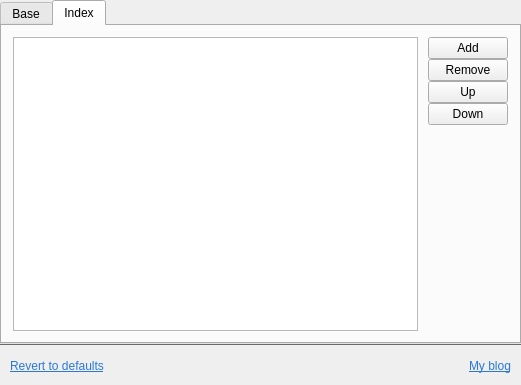
tujiaw/Acc, file src/view/SettingWidget.ui: the form before one commit.
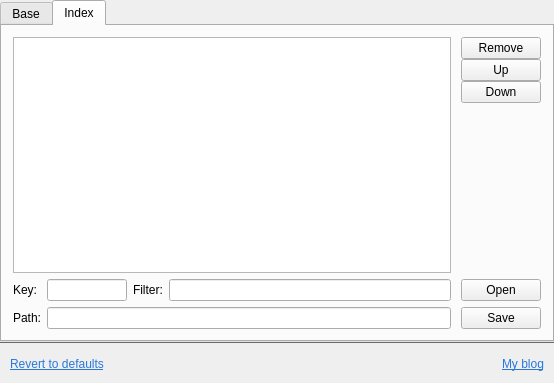
The form after the commit. The open tabs and pages were chosen to show the change.

The edit to the form file:
```diff
--- a/src/view/SettingWidget.ui
+++ b/src/view/SettingWidget.ui
@@ -6,8 +6,8 @@
    <rect>
     <x>0</x>
     <y>0</y>
-    <width>521</width>
-    <height>385</height>
+    <width>554</width>
+    <height>383</height>
    </rect>
   </property>
   <property name="minimumSize">
@@ -373,27 +373,14 @@
         <attribute name="title">
          <string>Index</string>
         </attribute>
-        <layout class="QVBoxLayout" name="verticalLayout_6">
+        <layout class="QVBoxLayout" name="verticalLayout_7">
          <item>
           <layout class="QHBoxLayout" name="horizontalLayout_2">
            <property name="spacing">
             <number>0</number>
            </property>
            <item>
-            <widget class="QListWidget" name="indexListWidget">
-             <property name="autoScrollMargin">
-              <number>0</number>
-             </property>
-             <property name="editTriggers">
-              <set>QAbstractItemView::NoEditTriggers</set>
-             </property>
-             <property name="selectionBehavior">
-              <enum>QAbstractItemView::SelectRows</enum>
-             </property>
-             <property name="resizeMode">
-              <enum>QListView::Fixed</enum>
-             </property>
-            </widget>
+            <widget class="QTableWidget" name="indexTableWidget"/>
            </item>
            <item>
             <layout class="QVBoxLayout" name="verticalLayout_5">
@@ -403,13 +390,6 @@
              <property name="leftMargin">
               <number>10</number>
              </property>
-             <item>
-              <widget class="QPushButton" name="pbIndexAdd">
-               <property name="text">
-                <string>Add</string>
-               </property>
-              </widget>
-             </item>
              <item>
               <widget class="QPushButton" name="pbIndexRemove">
                <property name="text">
@@ -448,6 +428,94 @@
            </item>
           </layout>
          </item>
+         <item>
+          <widget class="QWidget" name="widget_3" native="true">
+           <layout class="QHBoxLayout" name="horizontalLayout_14">
+            <property name="spacing">
+             <number>10</number>
+            </property>
+            <property name="leftMargin">
+             <number>0</number>
+            </property>
+            <property name="topMargin">
+             <number>0</number>
+            </property>
+            <property name="rightMargin">
+             <number>0</number>
+            </property>
+            <property name="bottomMargin">
+             <number>0</number>
+            </property>
+            <item>
+             <layout class="QVBoxLayout" name="verticalLayout_6">
+              <item>
+               <layout class="QHBoxLayout" name="horizontalLayout_6">
+                <item>
+                 <widget class="QLabel" name="label_2">
+                  <property name="text">
+                   <string>Key: </string>
+                  </property>
+                 </widget>
+                </item>
+                <item>
+                 <widget class="QLineEdit" name="indexKey">
+                  <property name="maximumSize">
+                   <size>
+                    <width>80</width>
+                    <height>16777215</height>
+                   </size>
+                  </property>
+                 </widget>
+                </item>
+                <item>
+                 <widget class="QLabel" name="label_4">
+                  <property name="text">
+                   <string>Filter:</string>
+                  </property>
+                 </widget>
+                </item>
+                <item>
+                 <widget class="QLineEdit" name="indexFilter"/>
+                </item>
+               </layout>
+              </item>
+              <item>
+               <layout class="QHBoxLayout" name="horizontalLayout_11">
+                <item>
+                 <widget class="QLabel" name="label_3">
+                  <property name="text">
+                   <string>Path:</string>
+                  </property>
+                 </widget>
+                </item>
+                <item>
+                 <widget class="QLineEdit" name="indexPath"/>
+                </item>
+               </layout>
+              </item>
+             </layout>
+            </item>
+            <item>
+             <layout class="QVBoxLayout" name="verticalLayout_8">
+              <item>
+               <widget class="QPushButton" name="pbIndexOpen">
+                <property name="text">
+                 <string>Open</string>
+                </property>
+               </widget>
+              </item>
+              <item>
+               <widget class="QPushButton" name="pbIndexSave">
+                <property name="text">
+                 <string>Save</string>
+                </property>
+               </widget>
+              </item>
+             </layout>
+            </item>
+           </layout>
+          </widget>
+         </item>
         </layout>
        </widget>
       </widget>
```
Left out of the diff: 2 changed lines with no effect on the pictures.
